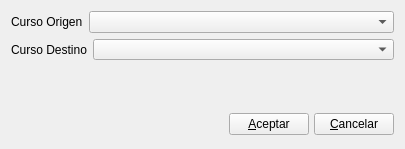
Before: the Qt Designer form bulmages/bulmafact/plugins/pluginbf_alumno/promocionarclasebase.ui in eboladev/Bulmages-1, drawn with Qt 5.
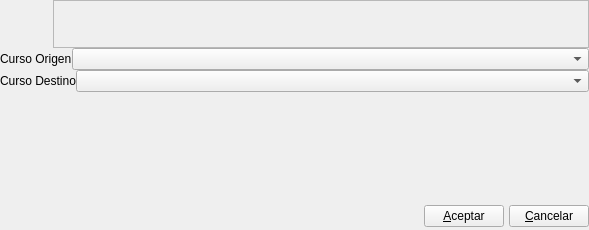
After: the same form once the commit is applied. Icons and pictures are not drawn. Custom widgets are drawn as their Qt base class.

```diff
--- a/bulmages/bulmafact/plugins/pluginbf_alumno/promocionarclasebase.ui
+++ b/bulmages/bulmafact/plugins/pluginbf_alumno/promocionarclasebase.ui
@@ -6,15 +6,96 @@
    <rect>
     <x>0</x>
     <y>0</y>
-    <width>405</width>
-    <height>149</height>
+    <width>589</width>
+    <height>230</height>
    </rect>
   </property>
   <property name="windowTitle">
    <string>Promocionar Clase</string>
   </property>
   <layout class="QGridLayout" name="gridLayout">
-   <item row="0" column="0">
+   <property name="margin">
+    <number>0</number>
+   </property>
+   <property name="spacing">
+    <number>0</number>
+   </property>
+   <item row="0" column="0" colspan="2">
+    <layout class="QHBoxLayout" name="_2">
+     <property name="spacing">
+      <number>5</number>
+     </property>
+     <property name="margin">
+      <number>0</number>
+     </property>
+     <item>
+      <widget class="QLabel" name="label_3">
+       <property name="minimumSize">
+        <size>
+         <width>48</width>
+         <height>48</height>
+        </size>
+       </property>
+       <property name="maximumSize">
+        <size>
+         <width>48</width>
+         <height>48</height>
+        </size>
+       </property>
+       <property name="text">
+        <string/>
+       </property>
+       <property name="pixmap">
+        <pixmap resource="../../../bulmages.qrc">:/Images/i_promocion.png</pixmap>
+       </property>
+       <property name="scaledContents">
+        <bool>true</bool>
+       </property>
+      </widget>
+     </item>
+     <item>
+      <widget class="QFrame" name="mui_plugbotones_sinbotones">
+       <property name="frameShape">
+        <enum>QFrame::StyledPanel</enum>
+       </property>
+       <property name="frameShadow">
+        <enum>QFrame::Raised</enum>
+       </property>
+       <layout class="QHBoxLayout" name="horizontalLayout_3">
+        <property name="leftMargin">
+         <number>0</number>
+        </property>
+        <property name="topMargin">
+         <number>0</number>
+        </property>
+        <property name="rightMargin">
+         <number>0</number>
+        </property>
+        <item>
+         <layout class="QHBoxLayout" name="hboxLayout1"/>
+        </item>
+        <item>
+         <spacer>
+          <property name="orientation">
+           <enum>Qt::Horizontal</enum>
+          </property>
+          <property name="sizeType">
+           <enum>QSizePolicy::Expanding</enum>
+          </property>
+          <property name="sizeHint" stdset="0">
+           <size>
+            <width>41</width>
+            <height>34</height>
+           </size>
+          </property>
+         </spacer>
+        </item>
+       </layout>
+      </widget>
+     </item>
+    </layout>
+   </item>
+   <item row="1" column="0" colspan="2">
     <layout class="QHBoxLayout" name="horizontalLayout_2">
      <item>
       <widget class="QLabel" name="label">
@@ -41,7 +122,7 @@
      </item>
     </layout>
    </item>
-   <item row="1" column="0">
+   <item row="2" column="0" colspan="2">
     <layout class="QHBoxLayout" name="horizontalLayout">
      <item>
       <widget class="QLabel" name="label_2">
@@ -68,7 +149,7 @@
      </item>
     </layout>
    </item>
-   <item row="2" column="0">
+   <item row="3" column="0">
     <spacer name="verticalSpacer">
      <property name="orientation">
       <enum>Qt::Vertical</enum>
@@ -81,7 +162,7 @@
      </property>
     </spacer>
    </item>
-   <item row="3" column="0">
+   <item row="4" column="0" colspan="2">
     <layout class="QHBoxLayout">
      <property name="spacing">
       <number>5</number>
```
Left out of the diff: 9 changed lines with no effect on the pictures.
